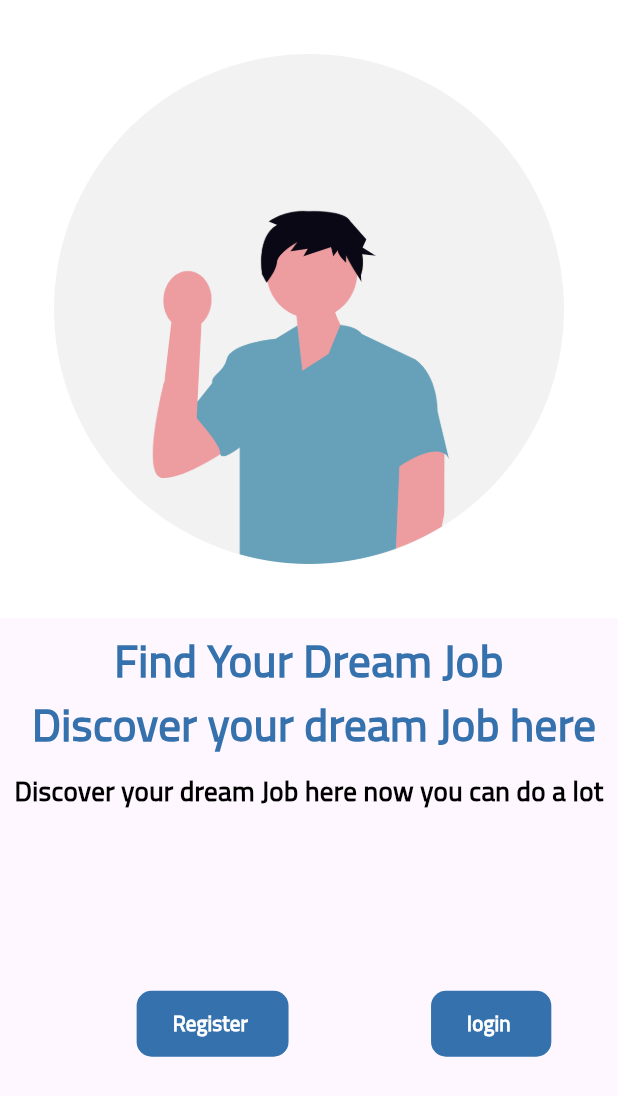
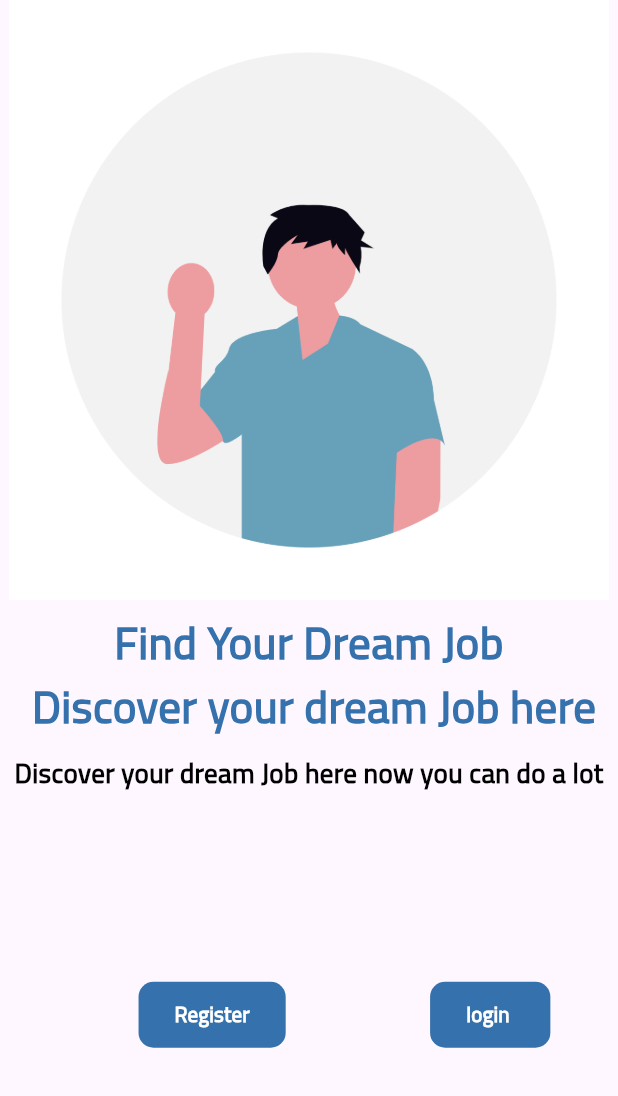
Before and after one commit to mariayousef/signin_signup, a Flutter app: the OnBoardingPage screen opened directly, on a phone screen of 412 x 824 dp. Shown: the top 1096 px of the screen. Run offline on Flutter 3.47's test engine with Material 3 defaults, Android fonts, the phone set to English and light mode, and no system bars.

Commit message:
enhance code

```diff
--- a/lib/app/my_app.dart
+++ b/lib/app/my_app.dart
@@ -9,7 +9,7 @@ class MyApp extends StatelessWidget {
   @override
   Widget build(BuildContext context) {
     return const MaterialApp(
-      home: SignUpPage(),
+      home: OnBoardingPage(),
     );
   }
 }
--- /dev/null
+++ b/lib/core/resoueces/asset_value_manager.dart
@@ -0,0 +1,3 @@
+class ValueManager{
+  static const String onBoardingImage="assets/imgs/onboarding.png";
+}
--- /dev/null
+++ b/lib/core/resoueces/size_value_manager.dart
@@ -0,0 +1,9 @@
+class HightValueManager {
+  static const double h400=400;
+  static const double h50=50;
+
+}
+class WidthValueManager{
+  static const double w400=400;
+
+}
--- /dev/null
+++ b/lib/core/resoueces/strings_value_manager.dart
@@ -0,0 +1,5 @@
+class StringsValueManager{
+  static const txt1="Discover your dream Job here now you can do a lot";
+  static const txt2="Find Your Dream Job \n Discover your dream Job here";
+
+}
--- a/lib/screens/page/on_boarding_page.dart
+++ b/lib/screens/page/on_boarding_page.dart
@@ -1,4 +1,9 @@
 import 'package:flutter/material.dart';
+import 'package:signin_signup/core/resoueces/asset_value_manager.dart' show ValueManager;
+import 'package:signin_signup/core/resoueces/size_value_manager.dart';
+import 'package:signin_signup/screens/widget/custom_material_button.dart';
+
+import '../../core/resoueces/strings_value_manager.dart';
 
 class OnBoardingPage extends StatelessWidget {
   const OnBoardingPage({super.key});
@@ -9,11 +14,11 @@ class OnBoardingPage extends StatelessWidget {
       body: SafeArea(
         child: Column(
           children: [
-            Image.asset("assets/imgs/onboarding.png"),
+            Image.asset(ValueManager.onBoardingImage,height: HightValueManager.h400),
             SizedBox(height: 7),
-            const Text(
+             Text(
               textAlign: TextAlign.center,
-              "Find Your Dream Job \n Discover your dream Job here",
+              StringsValueManager.txt2,
               style: TextStyle(
                 color: Color(0xFF3571AC),
                 fontSize: 30,
@@ -22,9 +27,9 @@ class OnBoardingPage extends StatelessWidget {
               ),
             ),
             SizedBox(height: 10),
-            const Text(
+             Text(
               textAlign: TextAlign.center,
-              "Discover your dream Job here now you can do a lot",
+              StringsValueManager.txt1,
               style: TextStyle(
                 color: Color(0xFF000000),
                 fontSize: 18,
@@ -38,28 +43,7 @@ class OnBoardingPage extends StatelessWidget {
               children: [
                 ////////////////////////////////
                 SizedBox(width: 10),
-                MaterialButton(
-                  padding: EdgeInsets.zero,
-                  shape: RoundedRectangleBorder(
-                    borderRadius: BorderRadius.circular(10),
-                  ),
-                  onPressed: () {},
-                  child: Container(
-                    padding: EdgeInsets.symmetric(horizontal: 24, vertical: 12),
-                    decoration: BoxDecoration(
-                      color: Color(0xFF3571AC),
-                      borderRadius: BorderRadius.circular(10),
-                    ),
-                    child: Text(
-                      "Register ",
-                      style: TextStyle(
-                        color: Colors.white,
-                        fontWeight: FontWeight.bold,
-                        fontFamily: "Cairo",
-                      ),
-                    ),
-                  ),
-                ),
+                CustomMaterialButton(title: "Register"),
                 SizedBox(width: 10),
                 MaterialButton(
                   padding: EdgeInsets.zero,
--- /dev/null
+++ b/lib/screens/widget/custom_material_button.dart
@@ -0,0 +1,31 @@
+import 'package:flutter/material.dart';
+
+class CustomMaterialButton extends StatelessWidget {
+  const CustomMaterialButton({super.key, required this.title});
+final String title;
+  @override
+  Widget build(BuildContext context) {
+    return MaterialButton(
+      padding: EdgeInsets.zero,
+      shape: RoundedRectangleBorder(
+        borderRadius: BorderRadius.circular(10),
+      ),
+      onPressed: () {},
+      child: Container(
+        padding: EdgeInsets.symmetric(horizontal: 24, vertical: 12),
+        decoration: BoxDecoration(
+          color: Color(0xFF3571AC),
+          borderRadius: BorderRadius.circular(10),
+        ),
+        child: Text(
+          title,
+          style: TextStyle(
+            color: Colors.white,
+            fontWeight: FontWeight.bold,
+            fontFamily: "Cairo",
+          ),
+        ),
+      ),
+    );
+  }
+}
```
